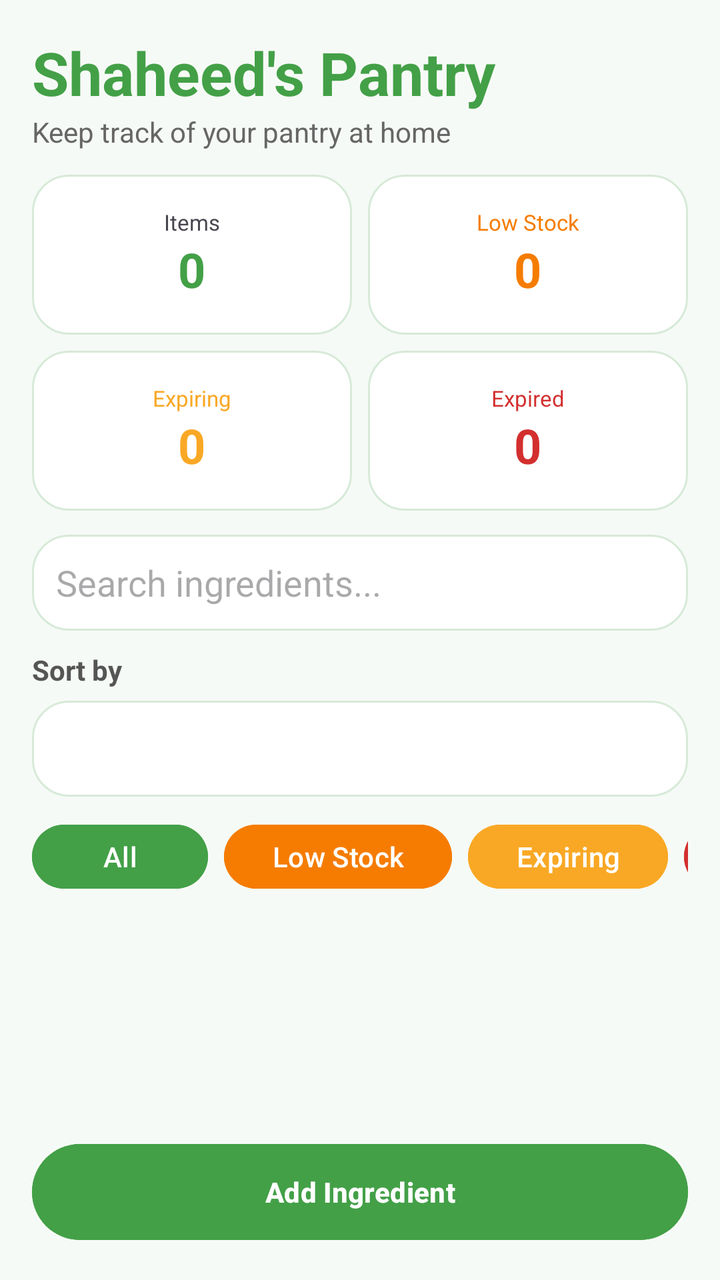
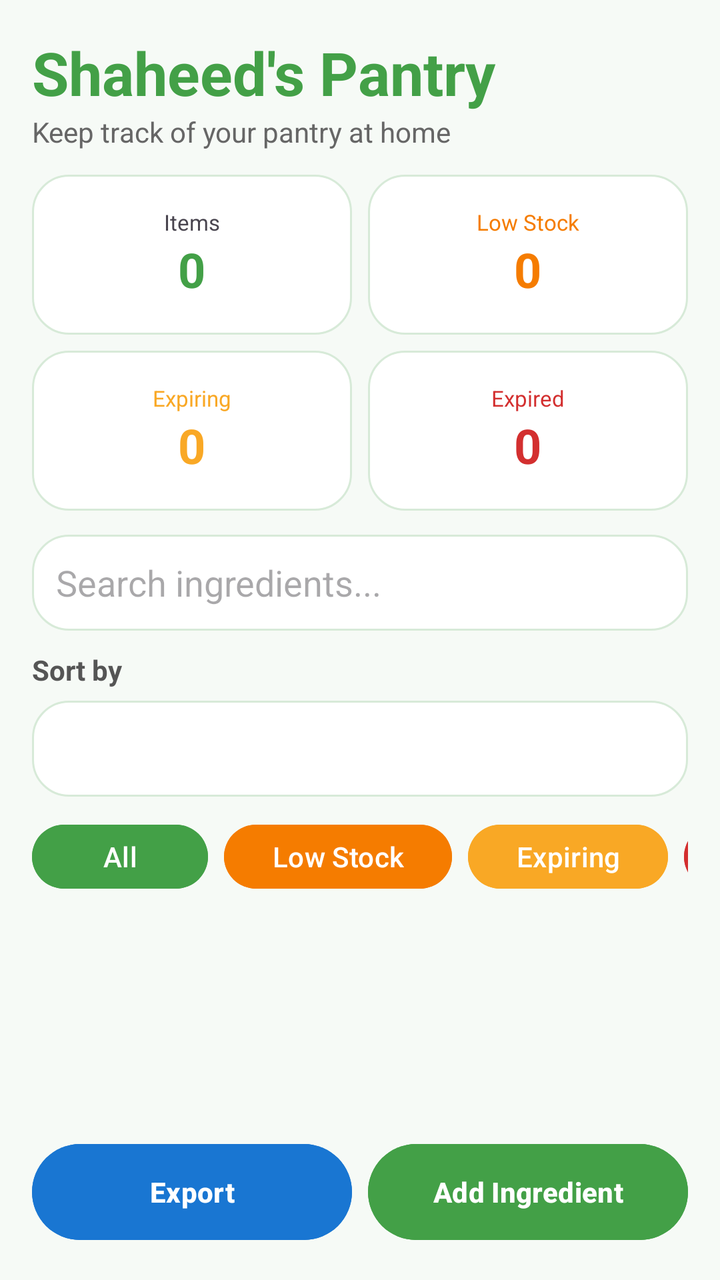

Before-and-after screenshots of an Android layout around one commit, followed by the original layout XML and the change that was made.
<!-- AndroidManifest.xml: application theme Theme.SmartPantryManager -->
<!-- res/layout/activity_main.xml -->
<?xml version="1.0" encoding="utf-8"?>
<LinearLayout xmlns:android="http://schemas.android.com/apk/res/android"
    android:layout_width="match_parent"
    android:layout_height="match_parent"
    android:orientation="vertical"
    android:padding="16dp"
    android:background="#F6FAF6">

    <TextView
        android:layout_width="wrap_content"
        android:layout_height="wrap_content"
        android:text="Shaheed's Pantry"
        android:textSize="30sp"
        android:textStyle="bold"
        android:textColor="@color/primaryGreen"/>

    <TextView
        android:layout_width="wrap_content"
        android:layout_height="wrap_content"
        android:text="Keep track of your pantry at home"
        android:textSize="14sp"
        android:textColor="#666666"
        android:layout_marginBottom="12dp"/>

    
    <LinearLayout
        android:layout_width="match_parent"
        android:layout_height="wrap_content"
        android:orientation="horizontal">

        <LinearLayout
            android:layout_width="0dp"
            android:layout_height="80dp"
            android:layout_weight="1"
            android:gravity="center"
            android:orientation="vertical"
            android:background="@drawable/pantry_item_background"
            android:layout_marginEnd="4dp">

            <TextView
                android:layout_width="wrap_content"
                android:layout_height="wrap_content"
                android:text="Items"
                android:textSize="11sp"/>

            <TextView
                android:id="@+id/textTotalItems"
                android:layout_width="wrap_content"
                android:layout_height="wrap_content"
                android:text="0"
                android:textSize="24sp"
                android:textStyle="bold"
                android:textColor="@color/primaryGreen"/>
        </LinearLayout>

        <LinearLayout
            android:layout_width="0dp"
            android:layout_height="80dp"
            android:layout_weight="1"
            android:gravity="center"
            android:orientation="vertical"
            android:background="@drawable/pantry_item_background"
            android:layout_marginStart="4dp">

            <TextView
                android:layout_width="wrap_content"
                android:layout_height="wrap_content"
                android:text="Low Stock"
                android:textSize="11sp"
                android:textColor="#F57C00"/>

            <TextView
                android:id="@+id/textLowStockCount"
                android:layout_width="wrap_content"
                android:layout_height="wrap_content"
                android:text="0"
                android:textSize="24sp"
                android:textStyle="bold"
                android:textColor="#F57C00"/>
        </LinearLayout>
    </LinearLayout>

    <LinearLayout
        android:layout_width="match_parent"
        android:layout_height="wrap_content"
        android:orientation="horizontal"
        android:layout_marginTop="8dp"
        android:layout_marginBottom="12dp">

        <LinearLayout
            android:layout_width="0dp"
            android:layout_height="80dp"
            android:layout_weight="1"
            android:gravity="center"
            android:orientation="vertical"
            android:background="@drawable/pantry_item_background"
            android:layout_marginEnd="4dp">

            <TextView
                android:layout_width="wrap_content"
                android:layout_height="wrap_content"
                android:text="Expiring"
                android:textSize="11sp"
                android:textColor="#F9A825"/>

            <TextView
                android:id="@+id/textExpiringCount"
                android:layout_width="wrap_content"
                android:layout_height="wrap_content"
                android:text="0"
                android:textSize="24sp"
                android:textStyle="bold"
                android:textColor="#F9A825"/>
        </LinearLayout>

        <LinearLayout
            android:layout_width="0dp"
            android:layout_height="80dp"
            android:layout_weight="1"
            android:gravity="center"
            android:orientation="vertical"
            android:background="@drawable/pantry_item_background"
            android:layout_marginStart="4dp">

            <TextView
                android:layout_width="wrap_content"
                android:layout_height="wrap_content"
                android:text="Expired"
                android:textSize="11sp"
                android:textColor="#D32F2F"/>

            <TextView
                android:id="@+id/textExpiredCount"
                android:layout_width="wrap_content"
                android:layout_height="wrap_content"
                android:text="0"
                android:textSize="24sp"
                android:textStyle="bold"
                android:textColor="#D32F2F"/>
        </LinearLayout>
    </LinearLayout>

    
    <EditText
        android:id="@+id/editSearch"
        android:layout_width="match_parent"
        android:layout_height="48dp"
        android:hint="Search ingredients..."
        android:padding="12dp"
        android:background="@drawable/pantry_item_background"/>

    
    <TextView
        android:layout_width="wrap_content"
        android:layout_height="wrap_content"
        android:text="Sort by"
        android:textStyle="bold"
        android:textColor="#555555"
        android:layout_marginTop="10dp"
        android:layout_marginBottom="6dp"/>

    <Spinner
        android:id="@+id/spinnerSort"
        android:layout_width="match_parent"
        android:layout_height="48dp"
        android:background="@drawable/pantry_item_background"/>

    
    <HorizontalScrollView
        android:layout_width="match_parent"
        android:layout_height="wrap_content"
        android:scrollbars="none"
        android:layout_marginTop="10dp"
        android:layout_marginBottom="10dp">

        <LinearLayout
            android:layout_width="wrap_content"
            android:layout_height="wrap_content"
            android:orientation="horizontal">

            <Button
                android:id="@+id/buttonAll"
                android:layout_width="wrap_content"
                android:layout_height="40dp"
                android:text="All"
                android:textAllCaps="false"
                android:backgroundTint="@color/primaryGreen"
                android:textColor="@android:color/white"/>

            <Button
                android:id="@+id/buttonLow"
                android:layout_width="wrap_content"
                android:layout_height="40dp"
                android:layout_marginStart="8dp"
                android:text="Low Stock"
                android:textAllCaps="false"
                android:backgroundTint="#F57C00"
                android:textColor="@android:color/white"/>

            <Button
                android:id="@+id/buttonExpiring"
                android:layout_width="wrap_content"
                android:layout_height="40dp"
                android:layout_marginStart="8dp"
                android:text="Expiring"
                android:textAllCaps="false"
                android:backgroundTint="#F9A825"
                android:textColor="@android:color/white"/>

            <Button
                android:id="@+id/buttonExpired"
                android:layout_width="wrap_content"
                android:layout_height="40dp"
                android:layout_marginStart="8dp"
                android:text="Expired"
                android:textAllCaps="false"
                android:backgroundTint="#D32F2F"
                android:textColor="@android:color/white"/>
        </LinearLayout>
    </HorizontalScrollView>

    
    <LinearLayout
        android:id="@+id/layoutEmpty"
        android:layout_width="match_parent"
        android:layout_height="0dp"
        android:layout_weight="1"
        android:gravity="center"
        android:orientation="vertical"
        android:visibility="gone">

        <TextView
            android:layout_width="wrap_content"
            android:layout_height="wrap_content"
            android:text="Your pantry is empty"
            android:textSize="20sp"
            android:textStyle="bold"
            android:textColor="#2E7D32"/>

        <TextView
            android:id="@+id/textEmptyMessage"
            android:layout_width="wrap_content"
            android:layout_height="wrap_content"
            android:text="Tap Add Ingredient to get started."
            android:textSize="14sp"
            android:textColor="#777777"
            android:layout_marginTop="8dp"/>
    </LinearLayout>

    
    <androidx.recyclerview.widget.RecyclerView
        android:id="@+id/recyclerViewPantry"
        android:layout_width="match_parent"
        android:layout_height="0dp"
        android:layout_weight="1"/>

    <Button
        android:id="@+id/buttonAdd"
        android:layout_width="match_parent"
        android:layout_height="56dp"
        android:text="Add Ingredient"
        android:textAllCaps="false"
        android:textStyle="bold"
        android:textColor="@android:color/white"
        android:backgroundTint="@color/primaryGreen"
        android:layout_marginTop="8dp"/>
</LinearLayout>
<!-- resources referenced by this layout -->
<resources>
  <color name="primaryGreen">#43A047</color>
  <!-- drawable pantry_item_background (drawable) -->
  <?xml version="1.0" encoding="utf-8"?>
  <shape xmlns:android="http://schemas.android.com/apk/res/android">
  
      <solid android:color="#FFFFFF"/>
  
      <corners android:radius="18dp"/>
  
      <stroke
          android:width="1dp"
          android:color="#D7EAD8"/>
  
      <padding
          android:left="4dp"
          android:top="4dp"
          android:right="4dp"
          android:bottom="4dp"/>
  
  </shape>
  <style name="Theme.SmartPantryManager" parent="Base.Theme.SmartPantryManager" />
  <style name="Base.Theme.SmartPantryManager" parent="Theme.Material3.DayNight.NoActionBar">
          
          
      </style>
</resources>

<!-- the commit's change to res/layout/activity_main.xml (unified diff, before → after) -->
@@ -254,14 +254,37 @@
         android:layout_height="0dp"
         android:layout_weight="1"/>
 
-    <Button
-        android:id="@+id/buttonAdd"
-        android:layout_width="match_parent"
-        android:layout_height="56dp"
-        android:text="Add Ingredient"
-        android:textAllCaps="false"
-        android:textStyle="bold"
-        android:textColor="@android:color/white"
-        android:backgroundTint="@color/primaryGreen"
-        android:layout_marginTop="8dp"/>
+    
+    <LinearLayout
+        android:layout_width="match_parent"
+        android:layout_height="wrap_content"
+        android:orientation="horizontal"
+        android:layout_marginTop="8dp">
+
+        <Button
+            android:id="@+id/buttonExport"
+            android:layout_width="0dp"
+            android:layout_height="56dp"
+            android:layout_weight="1"
+            android:layout_marginEnd="4dp"
+            android:text="Export"
+            android:textAllCaps="false"
+            android:textStyle="bold"
+            android:textColor="@android:color/white"
+            android:backgroundTint="#1976D2"/>
+
+        <Button
+            android:id="@+id/buttonAdd"
+            android:layout_width="0dp"
+            android:layout_height="56dp"
+            android:layout_weight="1"
+            android:layout_marginStart="4dp"
+            android:text="Add Ingredient"
+            android:textAllCaps="false"
+            android:textStyle="bold"
+            android:textColor="@android:color/white"
+            android:backgroundTint="@color/primaryGreen"/>
+
+    </LinearLayout>
+
 </LinearLayout>
